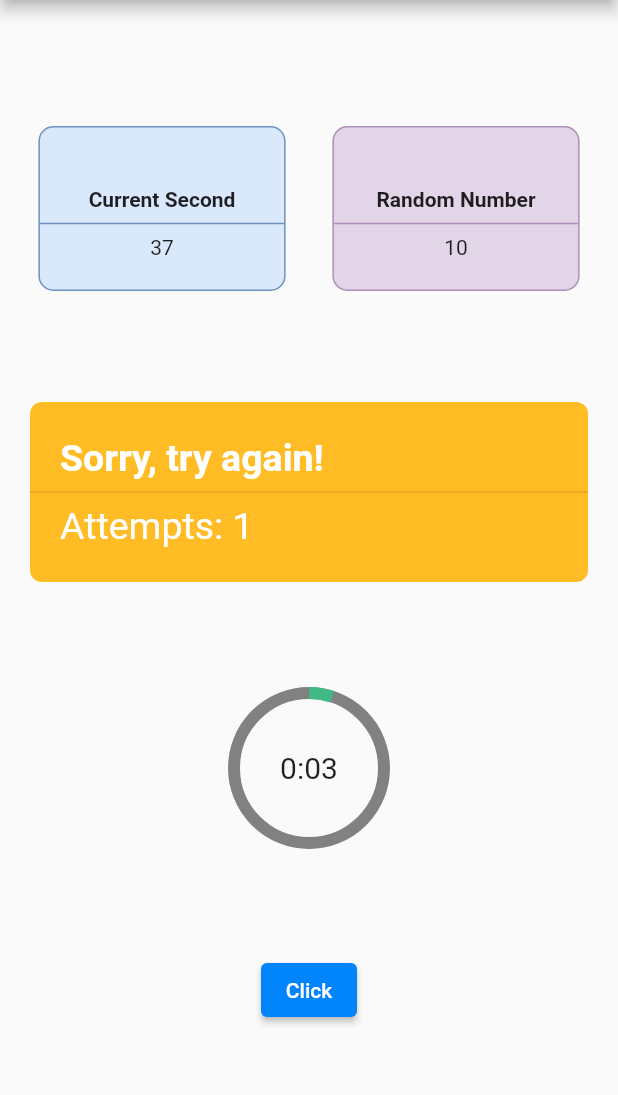
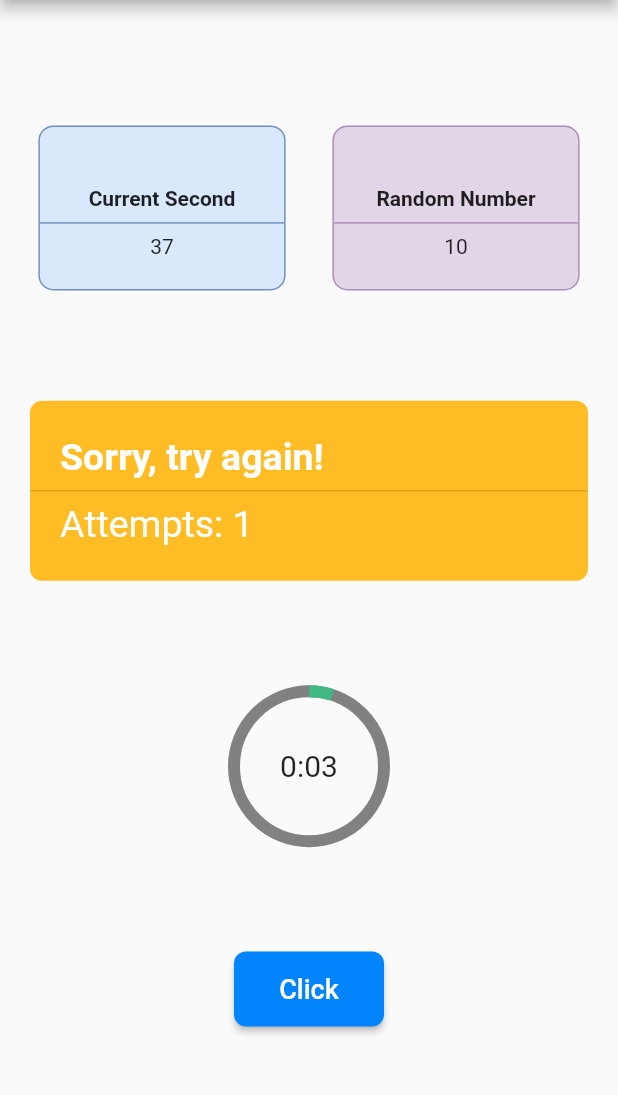
Before and after one commit to habeeb321/TapTimer-Challenge, a Flutter app: the screen it shows after launch, on a phone screen of 412 x 824 dp, the part 84-1179 px from its top. Run offline on Flutter 3.47's test engine with Material 3 defaults, Android fonts, the phone set to English and light mode, and no system bars; our stand-ins replace get.

Commit message:
Click button implemented, UI completed

```diff
--- a/lib/views/home_screen/home_screen.dart
+++ b/lib/views/home_screen/home_screen.dart
@@ -1,6 +1,8 @@
 import 'package:flutter/material.dart';
 import 'package:tap_timer_challenge/views/home_screen/widgets/circular_timer_widget.dart';
+import 'package:tap_timer_challenge/views/home_screen/widgets/click_button_widget.dart';
 import 'package:tap_timer_challenge/views/home_screen/widgets/random_and_seconds_widget.dart';
+import 'package:tap_timer_challenge/views/home_screen/widgets/success_or_failure_widget.dart';
 
 class HomeScreen extends StatelessWidget {
   const HomeScreen({super.key});
@@ -15,76 +17,18 @@ class HomeScreen extends StatelessWidget {
         ),
         centerTitle: true,
       ),
-      body: Padding(
-        padding: const EdgeInsets.all(10.0),
+      body: const Padding(
+        padding: EdgeInsets.all(10.0),
         child: Column(
           mainAxisAlignment: MainAxisAlignment.spaceEvenly,
           children: [
-            const RandomAndSecondsWidget(),
-            const SuccessOrFailureWidget(isSuccess: false),
-            const CircularTimerWidget(),
-            ElevatedButton(
-              onPressed: () {},
-              style: ButtonStyle(
-                backgroundColor: MaterialStateProperty.all(
-                  const Color(0xff0285FC),
-                ),
-              ),
-              child: const Text('Click'),
-            ),
+            RandomAndSecondsWidget(),
+            SuccessOrFailureWidget(isSuccess: false),
+            CircularTimerWidget(),
+            ClickButtonWidget(),
           ],
         ),
       ),
     );
   }
 }
-
-class SuccessOrFailureWidget extends StatelessWidget {
-  final bool isSuccess;
-
-  const SuccessOrFailureWidget({
-    Key? key,
-    required this.isSuccess,
-  }) : super(key: key);
-
-  @override
-  Widget build(BuildContext context) {
-    return Container(
-      margin: const EdgeInsets.symmetric(horizontal: 10),
-      height: 120,
-      width: double.infinity,
-      decoration: BoxDecoration(
-        borderRadius: BorderRadius.circular(8),
-        color: isSuccess ? const Color(0xff33A64B) : const Color(0xffFFBC25),
-      ),
-      child: Column(
-        crossAxisAlignment: CrossAxisAlignment.start,
-        mainAxisAlignment: MainAxisAlignment.center,
-        children: [
-          Padding(
-            padding: const EdgeInsets.only(left: 20),
-            child: Text(
-              isSuccess ? 'Success :)' : 'Sorry, try again!',
-              style: const TextStyle(
-                fontWeight: FontWeight.bold,
-                color: Colors.white,
-                fontSize: 25,
-              ),
-            ),
-          ),
-          const Divider(thickness: 1),
-          Padding(
-            padding: const EdgeInsets.only(left: 20),
-            child: Text(
-              isSuccess ? 'Score : 1 / 2' : 'Attempts: 1',
-              style: const TextStyle(
-                color: Colors.white,
-                fontSize: 25,
-              ),
-            ),
-          ),
-        ],
-      ),
-    );
-  }
-}
--- /dev/null
+++ b/lib/views/home_screen/widgets/click_button_widget.dart
@@ -0,0 +1,32 @@
+import 'package:flutter/material.dart';
+
+class ClickButtonWidget extends StatelessWidget {
+  const ClickButtonWidget({
+    super.key,
+  });
+
+  @override
+  Widget build(BuildContext context) {
+    return SizedBox(
+      height: 50,
+      width: 100,
+      child: ElevatedButton(
+        onPressed: () {},
+        style: ButtonStyle(
+          backgroundColor: MaterialStateProperty.all(
+            const Color(0xff0285FC),
+          ),
+          shape: MaterialStateProperty.all<RoundedRectangleBorder>(
+            RoundedRectangleBorder(
+              borderRadius: BorderRadius.circular(8.0),
+            ),
+          ),
+        ),
+        child: const Text(
+          'Click',
+          style: TextStyle(fontSize: 18),
+        ),
+      ),
+    );
+  }
+}
--- /dev/null
+++ b/lib/views/home_screen/widgets/success_or_failure_widget.dart
@@ -0,0 +1,51 @@
+import 'package:flutter/material.dart';
+
+class SuccessOrFailureWidget extends StatelessWidget {
+  final bool isSuccess;
+
+  const SuccessOrFailureWidget({
+    Key? key,
+    required this.isSuccess,
+  }) : super(key: key);
+
+  @override
+  Widget build(BuildContext context) {
+    return Container(
+      margin: const EdgeInsets.symmetric(horizontal: 10),
+      height: 120,
+      width: double.infinity,
+      decoration: BoxDecoration(
+        borderRadius: BorderRadius.circular(8),
+        color: isSuccess ? const Color(0xff33A64B) : const Color(0xffFFBC25),
+      ),
+      child: Column(
+        crossAxisAlignment: CrossAxisAlignment.start,
+        mainAxisAlignment: MainAxisAlignment.center,
+        children: [
+          Padding(
+            padding: const EdgeInsets.only(left: 20),
+            child: Text(
+              isSuccess ? 'Success :)' : 'Sorry, try again!',
+              style: const TextStyle(
+                fontWeight: FontWeight.bold,
+                color: Colors.white,
+                fontSize: 25,
+              ),
+            ),
+          ),
+          const Divider(thickness: 1),
+          Padding(
+            padding: const EdgeInsets.only(left: 20),
+            child: Text(
+              isSuccess ? 'Score : 1 / 2' : 'Attempts: 1',
+              style: const TextStyle(
+                color: Colors.white,
+                fontSize: 25,
+              ),
+            ),
+          ),
+        ],
+      ),
+    );
+  }
+}
```
